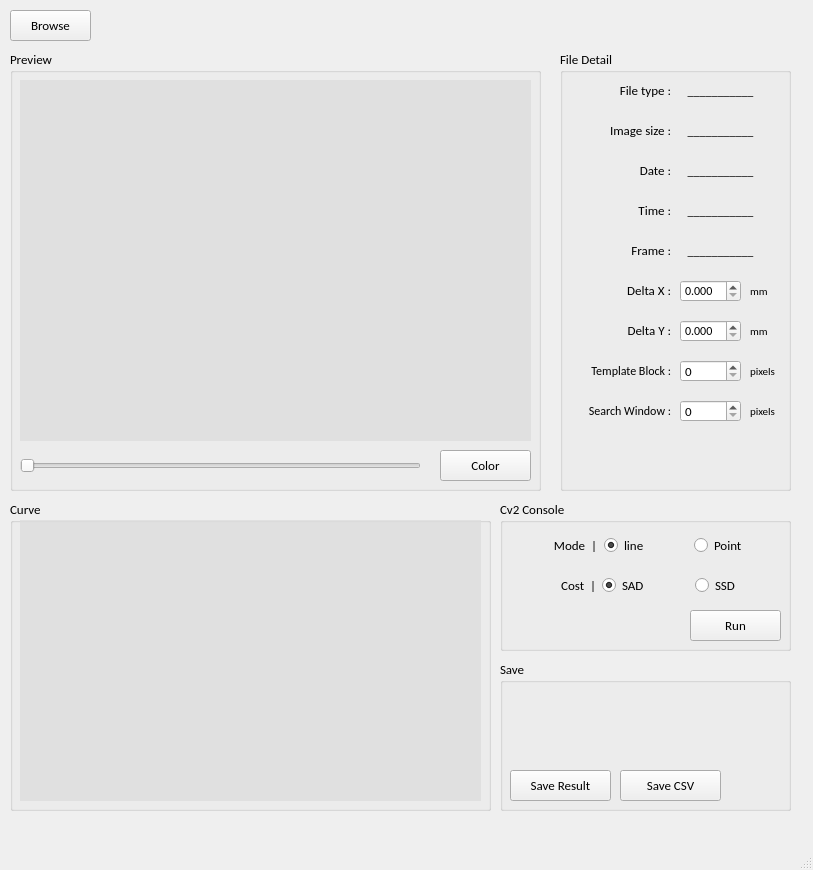
Old version of the form main.ui in the repository doraduan12/Speckle_Tracking.
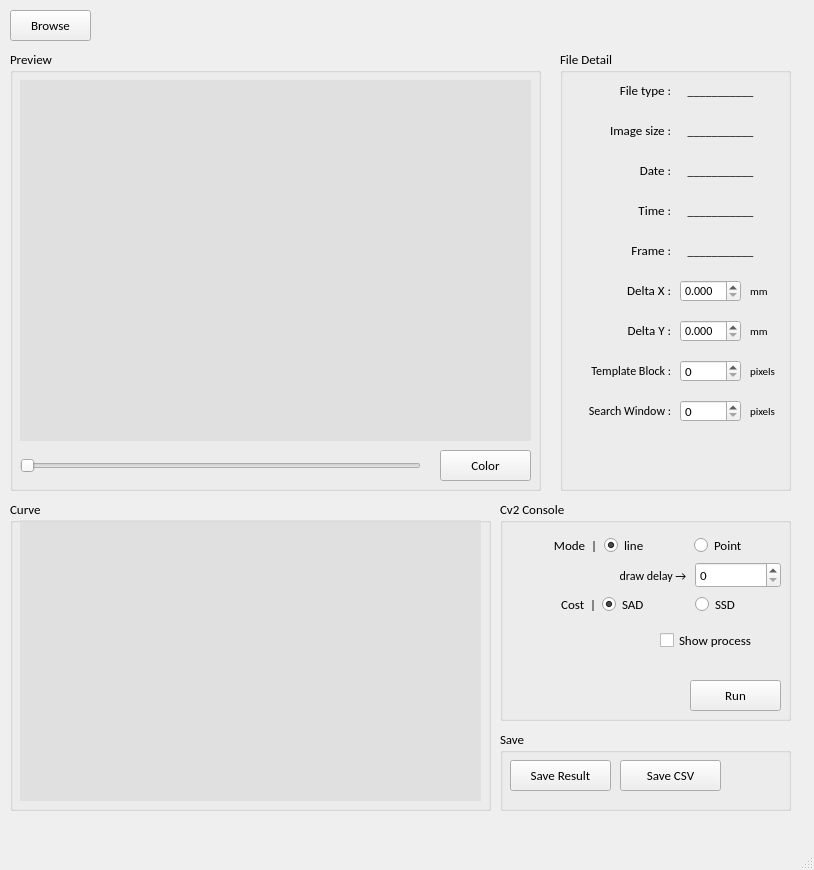
New version of the form.

Commit message: 20200315 00:57 1. 完成 Point 模式的 Tracking 2. Point 模式添加 draw delay 參數，可防止點過多使tracking過久 3. draw delay 只有在選擇 Point 模式時顯示，防止介面過於混亂 4. 增加 show process 的 check box 5. Run 新的 Cv2 會清空 Strain Curve 的圖片 6. 更新 CSV 檔案標題（原本 n -> Point n）

Diff of the .ui file:
```diff
--- a/main.ui
+++ b/main.ui
@@ -6,7 +6,7 @@
    <rect>
     <x>0</x>
     <y>0</y>
-    <width>813</width>
+    <width>814</width>
     <height>870</height>
    </rect>
   </property>
@@ -745,7 +745,7 @@
       <x>500</x>
       <y>500</y>
       <width>291</width>
-      <height>151</height>
+      <height>221</height>
      </rect>
     </property>
     <property name="font">
@@ -757,6 +757,31 @@
     <property name="title">
      <string>Cv2 Console</string>
     </property>
+    <widget class="QPushButton" name="btn_run">
+     <property name="geometry">
+      <rect>
+       <x>190</x>
+       <y>180</y>
+       <width>91</width>
+       <height>31</height>
+      </rect>
+     </property>
+     <property name="font">
+      <font>
+       <family>Calibri</family>
+       <pointsize>10</pointsize>
+      </font>
+     </property>
+     <property name="text">
+      <string>Run</string>
+     </property>
+     <property name="autoRepeatDelay">
+      <number>-1</number>
+     </property>
+     <property name="autoRepeatInterval">
+      <number>-1</number>
+     </property>
+    </widget>
     <widget class="QWidget" name="horizontalLayoutWidget">
      <property name="geometry">
       <rect>
@@ -815,13 +840,53 @@
       </item>
      </layout>
     </widget>
+    <widget class="QWidget" name="horizontalLayoutWidget_3">
+     <property name="geometry">
+      <rect>
+       <x>10</x>
+       <y>60</y>
+       <width>271</width>
+       <height>31</height>
+      </rect>
+     </property>
+     <layout class="QHBoxLayout" name="horizontalLayout_4">
+      <item>
+       <widget class="QLabel" name="label_NULL">
+        <property name="text">
+         <string/>
+        </property>
+        <property name="alignment">
+         <set>Qt::AlignRight|Qt::AlignTrailing|Qt::AlignVCenter</set>
+        </property>
+       </widget>
+      </item>
+      <item>
+       <widget class="QLabel" name="label_DRAW_DELAY">
+        <property name="font">
+         <font>
+          <pointsize>9</pointsize>
+         </font>
+        </property>
+        <property name="text">
+         <string>draw delay → </string>
+        </property>
+        <property name="alignment">
+         <set>Qt::AlignRight|Qt::AlignTrailing|Qt::AlignVCenter</set>
+        </property>
+       </widget>
+      </item>
+      <item>
+       <widget class="QSpinBox" name="spinBox_draw_delay"/>
+      </item>
+     </layout>
+    </widget>
     <widget class="QWidget" name="horizontalLayoutWidget_2">
      <property name="geometry">
       <rect>
        <x>10</x>
-       <y>70</y>
+       <y>90</y>
        <width>271</width>
-       <height>31</height>
+       <height>29</height>
       </rect>
      </property>
      <layout class="QHBoxLayout" name="horizontalLayout_2">
@@ -864,13 +929,13 @@
       </item>
      </layout>
     </widget>
-    <widget class="QPushButton" name="btn_run">
+    <widget class="QCheckBox" name="checkBox_show_process">
      <property name="geometry">
       <rect>
-       <x>190</x>
-       <y>110</y>
-       <width>91</width>
-       <height>31</height>
+       <x>160</x>
+       <y>130</y>
+       <width>121</width>
+       <height>21</height>
       </rect>
      </property>
      <property name="font">
@@ -880,13 +945,7 @@
       </font>
      </property>
      <property name="text">
-      <string>Run</string>
-     </property>
-     <property name="autoRepeatDelay">
-      <number>-1</number>
-     </property>
-     <property name="autoRepeatInterval">
-      <number>-1</number>
+      <string>Show process</string>
      </property>
     </widget>
    </widget>
@@ -894,9 +953,9 @@
     <property name="geometry">
      <rect>
       <x>500</x>
-      <y>660</y>
+      <y>730</y>
       <width>291</width>
-      <height>151</height>
+      <height>81</height>
      </rect>
     </property>
     <property name="font">
@@ -912,7 +971,7 @@
      <property name="geometry">
       <rect>
        <x>10</x>
-       <y>110</y>
+       <y>30</y>
        <width>101</width>
        <height>31</height>
       </rect>
@@ -931,7 +990,7 @@
      <property name="geometry">
       <rect>
        <x>120</x>
-       <y>110</y>
+       <y>30</y>
        <width>101</width>
        <height>31</height>
       </rect>
```
Left out of the diff: 8 changed lines with no effect on the pictures. The commit also changes 3 other files.
